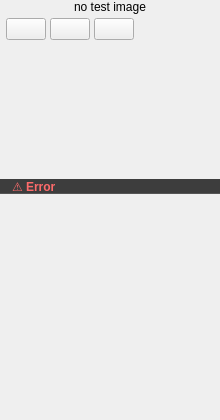
Above: front/qt/col_3.ui from Alexey-Nikolaevic-B/2042_sensor_testing before the change. Below: the same form after it.
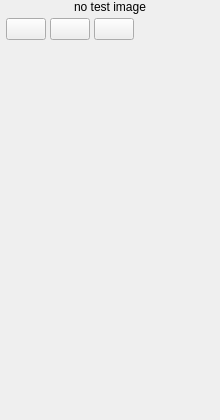
That is the form after the change.

```diff
--- a/front/qt/col_3.ui
+++ b/front/qt/col_3.ui
@@ -166,161 +166,7 @@
      </widget>
     </widget>
    </item>
-   <item>
-    <widget class="QScrollArea" name="scroll_results">
-     <property name="frameShape">
-      <enum>QFrame::NoFrame</enum>
-     </property>
-     <property name="verticalScrollBarPolicy">
-      <enum>Qt::ScrollBarAsNeeded</enum>
-     </property>
-     <property name="horizontalScrollBarPolicy">
-      <enum>Qt::ScrollBarAlwaysOff</enum>
-     </property>
-     <property name="widgetResizable">
-      <bool>true</bool>
-     </property>
-     <property name="maximumHeight">
-      <number>150</number>
-     </property>
-     <property name="visible">
-      <bool>false</bool>
-     </property>
-     <widget class="QWidget" name="scroll_results_contents">
-      <property name="geometry">
-       <rect>
-        <x>0</x>
-        <y>0</y>
-        <width>220</width>
-        <height>150</height>
-       </rect>
-      </property>
-      <layout class="QVBoxLayout" name="results_layout">
-       <property name="spacing">
-        <number>0</number>
-       </property>
-       <property name="leftMargin">
-        <number>0</number>
-       </property>
-       <property name="topMargin">
-        <number>0</number>
-       </property>
-       <property name="rightMargin">
-        <number>0</number>
-       </property>
-       <property name="bottomMargin">
-        <number>0</number>
-       </property>
-       <item>
-        <widget class="QFrame" name="results_header">
-         <property name="fixedHeight">
-          <number>24</number>
-         </property>
-         <property name="styleSheet">
-          <string>background-color: #3d3d3d; border-bottom: 1px solid #555555;</string>
-         </property>
-         <layout class="QHBoxLayout" name="results_header_layout">
-          <property name="spacing">
-           <number>0</number>
-          </property>
-          <property name="leftMargin">
-           <number>12</number>
-          </property>
-          <property name="topMargin">
-           <number>0</number>
-          </property>
-          <property name="rightMargin">
-           <number>12</number>
-          </property>
-          <property name="bottomMargin">
-           <number>0</number>
-          </property>
-          <item>
-           <widget class="QLabel" name="lbl_results_title">
-            <property name="text">
-             <string>⚠️ Error</string>
-            </property>
-            <property name="styleSheet">
-             <string>color: #ff6b6b; font-weight: bold; font-size: 12px;</string>
-            </property>
-           </widget>
-          </item>
-          <item>
-           <spacer>
-            <property name="orientation">
-             <enum>Qt::Horizontal</enum>
-            </property>
-            <property name="sizeHint" stdset="0">
-             <size>
-              <width>10</width>
-              <height>1</height>
-             </size>
-            </property>
-           </spacer>
-          </item>
-         </layout>
-        </widget>
-       </item>
-       <item>
-        <widget class="QScrollArea" name="scroll_error_details">
-         <property name="frameShape">
-          <enum>QFrame::NoFrame</enum>
-         </property>
-         <property name="widgetResizable">
-          <bool>true</bool>
-         </property>
-         <widget class="QWidget" name="scroll_error_contents">
-          <property name="geometry">
-           <rect>
-            <x>0</x>
-            <y>0</y>
-            <width>220</width>
-            <height>126</height>
-           </rect>
-          </property>
-          <layout class="QVBoxLayout" name="error_layout">
-           <property name="spacing">
-            <number>0</number>
-           </property>
-           <property name="leftMargin">
-            <number>12</number>
-           </property>
-           <property name="topMargin">
-            <number>8</number>
-           </property>
-           <property name="rightMargin">
-            <number>12</number>
-           </property>
-           <property name="bottomMargin">
-            <number>8</number>
-           </property>
-           <item>
-            <widget class="QLabel" name="lbl_error_message">
-             <property name="text">
-              <string/>
-             </property>
-             <property name="alignment">
-              <set>Qt::AlignLeading|Qt::AlignLeft|Qt::AlignTop</set>
-             </property>
-             <property name="wordWrap">
-              <bool>true</bool>
-             </property>
-             <property name="styleSheet">
-              <string>color: #ff6b6b; font-size: 11px;</string>
-             </property>
-             <property name="textInteractionFlags">
-              <set>Qt::TextSelectableByMouse</set>
-             </property>
-            </widget>
-           </item>
-          </layout>
-         </widget>
-        </widget>
-       </item>
-      </layout>
-     </widget>
-    </widget>
-   </item>
+
    <item>
     <widget class="QScrollArea" name="scroll_tests">
      <property name="frameShape">
```
Left out of the diff: 194 changed lines with no effect on the pictures.
